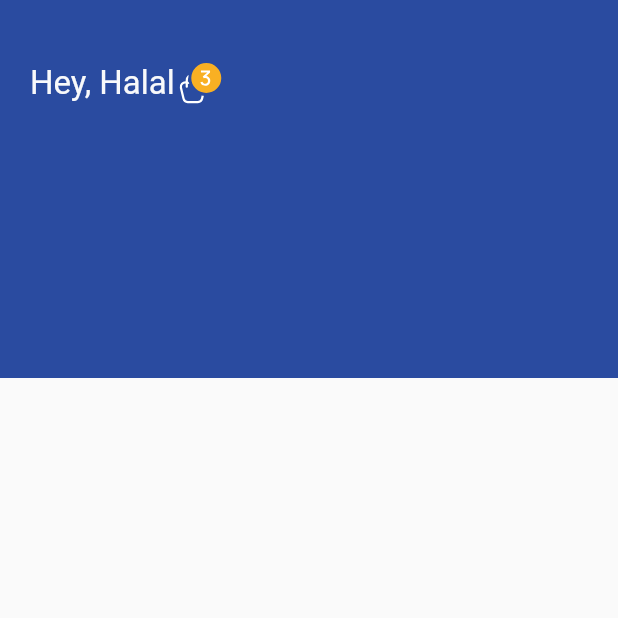
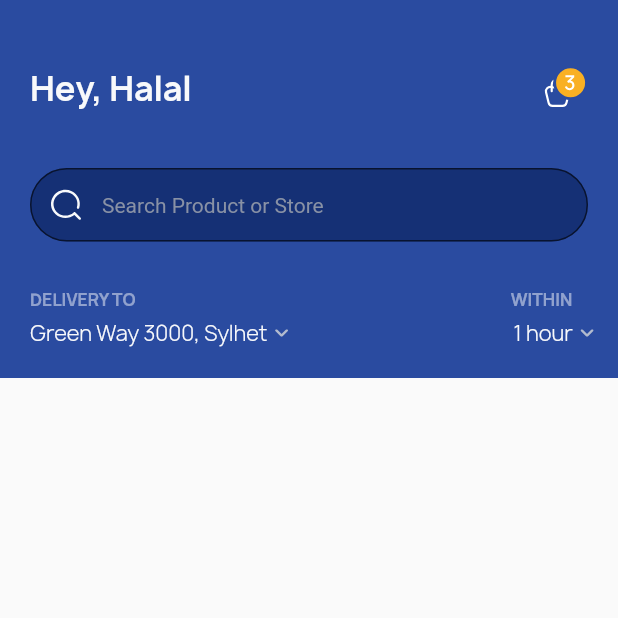
Before and after one commit to Suhaibusman/ShoppingAppFlutter, a Flutter app: the screen it shows after launch, on a phone screen of 412 x 824 dp, the top half of it. Run offline on Flutter 3.47's test engine with Material 2 defaults, Android fonts, the phone set to English and light mode, and no system bars; our stand-ins replace carousel_slider, flutter_svg.

Commit message:
shopping app

```diff
--- a/lib/screens/home/homesceen.dart
+++ b/lib/screens/home/homesceen.dart
@@ -12,32 +12,126 @@ class _HomeScreenState extends State<HomeScreen> {
   @override
   Widget build(BuildContext context) {
     return Scaffold(
-
-body: SafeArea(child: Container(
+      body: SafeArea(
+          child: Column(
+        children: [
+          Container(
             color: const Color(0xff2A4BA0),
             width: double.infinity,
             height: 252,
-  child:  Column(
+            child: Column(
               children: [
                 Padding(
-        padding: const EdgeInsets.only(top: 40,left: 20,right: 20),
+                  padding: const EdgeInsets.only(top: 40, left: 20, right: 20),
                   child: Row(
-
                     children: [
-            const Text("Hey, Halal",style: TextStyle(color: Color(0xffF8F9FB
+                      const Expanded(
+                        child: Text(
+                          "Hey, Halal",
+                          style: TextStyle(
+                              color: Color(0xffF8F9FB),
+                              fontSize: 22,
+                              fontFamily: "Manrope",
+                              fontWeight: FontWeight.bold),
                         ),
-      fontSize: 22
-      ),),
-            SvgPicture.asset("assets/images/Cart Icon.svg")
-          ],
                       ),
+                      SvgPicture.asset(
+                        "assets/images/Cart Icon.svg",
+                        height: 30,
                       )
                     ],
                   ),
-)),
+                ),
+                Padding(
+                  padding: const EdgeInsets.only(top: 35, left: 20, right: 20),
+                  child: TextField(
+                    decoration: InputDecoration(
+                      filled: true,
+                      fillColor: const Color(0xff153075),
+                      contentPadding: const EdgeInsets.all(15),
+                      border: OutlineInputBorder(
+                          borderRadius: BorderRadius.circular(28)),
+                      hintText: 'Search Product or Store',
+                      hintStyle: const TextStyle(
+                          color: Color(0xff8891A5), fontSize: 14),
+                      prefixIcon: Padding(
+                        padding: const EdgeInsets.all(12),
+                        child:
+                            SvgPicture.asset("assets/images/Search Icon.svg"),
+                      ),
+                    ),
+                  ),
+                ),
+                Row(
+                  children: [
+                    Padding(
+                      padding: const EdgeInsets.only(top: 30, left: 20),
+                      child: Row(
+                        children: [
+                          Text(
+                            "DELIVERY TO",
+                            style: TextStyle(
+                                fontFamily: "Manrope",
+                                fontSize: 11,
+                                fontWeight: FontWeight.bold,
+                                color:
+                                    const Color(0xffF8F9FB).withOpacity(0.5)),
+                          ),
+                          Padding(
+                            padding: const EdgeInsets.only(left: 250),
+                            child: Text(
+                              "WITHIN",
+                              style: TextStyle(
+                                  fontFamily: "Manrope",
+                                  fontSize: 11,
+                                  fontWeight: FontWeight.bold,
+                                  color:
+                                      const Color(0xffF8F9FB).withOpacity(0.5)),
+                            ),
+                          ),
+                        ],
+                      ),
+                    ),
+                  ],
+                ),
+                 Row(
+                        children: [
+                      const  SizedBox(
+                          width: 20,
+                         ),
+                           const Text("Green Way 3000, Sylhet" ,style: TextStyle(
+
+                              fontFamily: "Manrope",fontSize: 14,
+
+                              color: Color(0xffF8F9FB)),
+
+                              ),
+                               Padding(
+                            padding: const EdgeInsets.only(left: 5),
+                            child: SvgPicture.asset("assets/images/arrow Iocn.svg"),
+                          ),
+                              const SizedBox(width: 150,),
+
+                          const Text("1 hour" ,style: TextStyle(
+
+                          fontFamily: "Manrope",fontSize: 14,
+
+                          color: Color(0xffF8F9FB)),
+
+                          ),
+                          Padding(
+                            padding: const EdgeInsets.only(left: 5),
+                            child: SvgPicture.asset("assets/images/arrow Iocn.svg"),
+                          )
 
 
-
+                        ],
+                      ),
+              ],
+            ),
+          ),
+        ],
+      )),
     );
   }
 }
```
Also changed, not shown: pubspec.yaml (+5 -5 lines), assets/fonts/manrope.bold.otf (added), assets/fonts/manrope.light.otf (added), assets/images/Search Icon.svg (added), assets/images/arrow Iocn.svg (added). Lines whose indentation alone changed are shown as unchanged.
